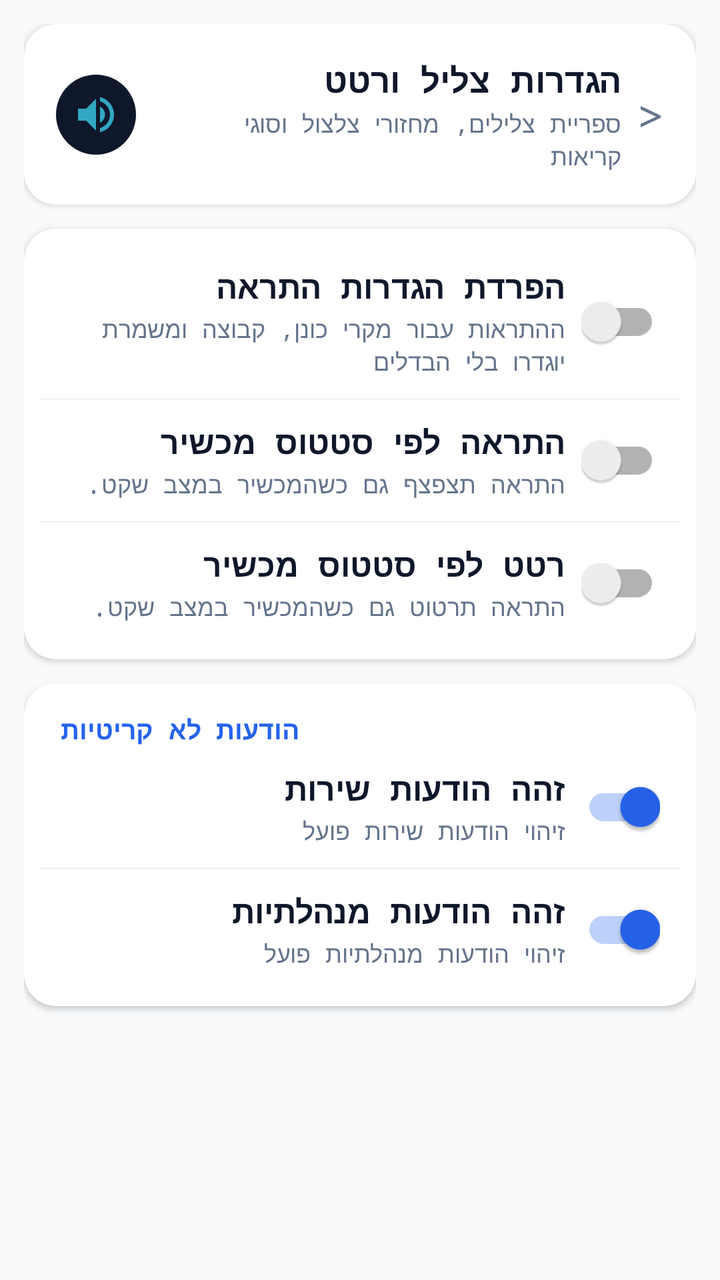
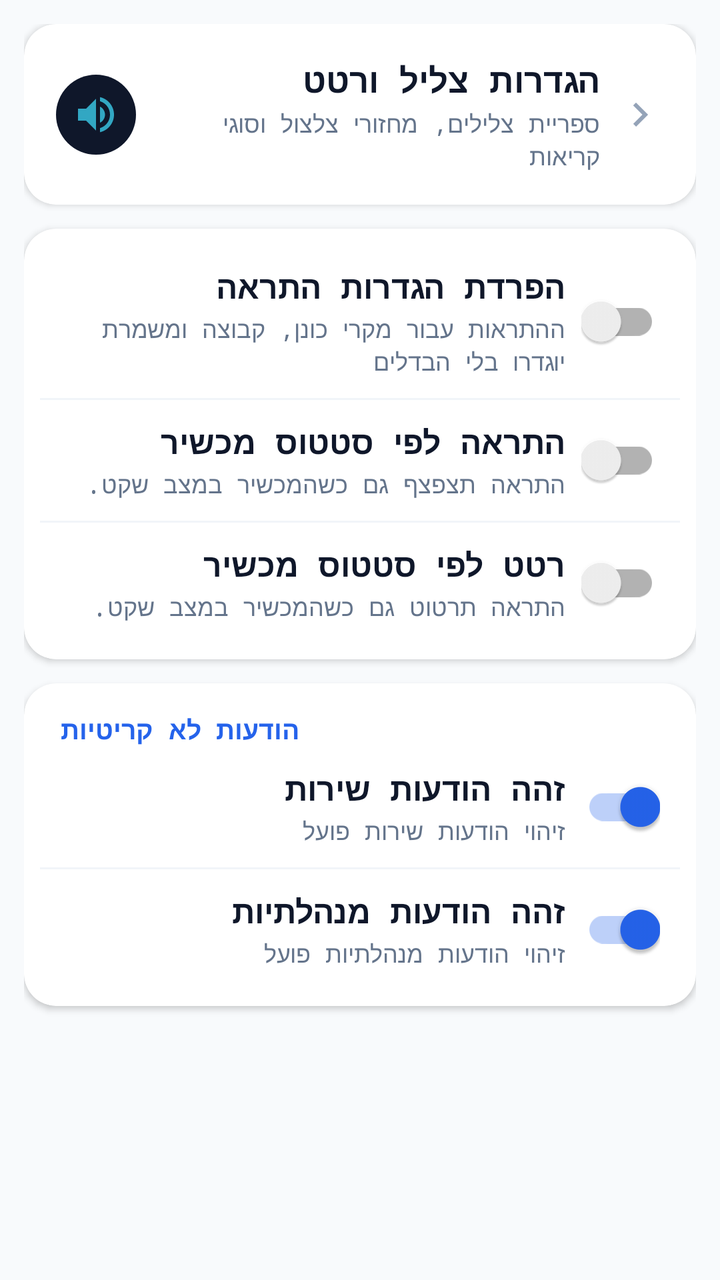

Two renders of the same Android screen: before a commit and after it. Below are the layout's source before the change and the commit's diff.
<!-- AndroidManifest.xml: application theme AppTheme -->
<!-- res/layout/settings_notifications.xml -->
<?xml version="1.0" encoding="utf-8"?>
<androidx.core.widget.NestedScrollView xmlns:android="http://schemas.android.com/apk/res/android"
    xmlns:app="http://schemas.android.com/apk/res-auto"
    android:layout_width="match_parent"
    android:layout_height="match_parent"
    android:background="@color/colorBackground"
    android:fillViewport="true"
    app:layout_behavior="com.google.android.material.appbar.AppBarLayout$ScrollingViewBehavior">

    <LinearLayout
        android:layout_width="match_parent"
        android:layout_height="wrap_content"
        android:orientation="vertical"
        android:padding="12dp">

        
        <androidx.cardview.widget.CardView
            android:id="@+id/sound_vib_card"
            android:layout_width="match_parent"
            android:layout_height="wrap_content"
            android:layout_marginBottom="12dp"
            android:clickable="true"
            android:focusable="true"
            android:foreground="?attr/selectableItemBackground"
            app:cardBackgroundColor="@color/White"
            app:cardCornerRadius="16dp"
            app:cardElevation="2dp"
            app:cardUseCompatPadding="false">

            <androidx.constraintlayout.widget.ConstraintLayout
                android:layout_width="match_parent"
                android:layout_height="wrap_content"
                android:padding="16dp">

                <ImageView
                    android:id="@+id/iv_sound_vib_icon"
                    android:layout_width="40dp"
                    android:layout_height="40dp"
                    android:background="@drawable/shape_play_btn_bg"
                    android:padding="8dp"
                    android:src="@drawable/ic_sound_on"
                    app:layout_constraintBottom_toBottomOf="parent"
                    app:layout_constraintStart_toStartOf="parent"
                    app:layout_constraintTop_toTopOf="parent"
                    app:tint="@color/White" />

                <TextView
                    android:id="@+id/tools_tv"
                    android:layout_width="0dp"
                    android:layout_height="wrap_content"
                    android:layout_marginStart="12dp"
                    android:layout_marginEnd="8dp"
                    android:text="@string/pref_header_sound_and_vib"
                    android:textColor="@color/textColorPrimary"
                    android:textSize="17sp"
                    android:textStyle="bold"
                    app:layout_constraintBottom_toTopOf="@+id/tv_sound_vib_sub"
                    app:layout_constraintEnd_toStartOf="@+id/tools_arrow_tv"
                    app:layout_constraintStart_toEndOf="@+id/iv_sound_vib_icon"
                    app:layout_constraintTop_toTopOf="parent" />

                <TextView
                    android:id="@+id/tv_sound_vib_sub"
                    android:layout_width="0dp"
                    android:layout_height="wrap_content"
                    android:layout_marginStart="12dp"
                    android:layout_marginTop="2dp"
                    android:layout_marginEnd="8dp"
                    android:text="ספריית צלילים, מחזורי צלצול וסוגי קריאות"
                    android:textColor="@color/textColorSecondary"
                    android:textSize="12sp"
                    app:layout_constraintBottom_toBottomOf="parent"
                    app:layout_constraintEnd_toStartOf="@+id/tools_arrow_tv"
                    app:layout_constraintStart_toEndOf="@+id/iv_sound_vib_icon"
                    app:layout_constraintTop_toBottomOf="@+id/tools_tv" />

                <TextView
                    android:id="@+id/tools_arrow_tv"
                    android:layout_width="wrap_content"
                    android:layout_height="wrap_content"
                    android:text="&gt;"
                    android:textColor="@color/textColorSecondary"
                    android:textSize="22sp"
                    app:layout_constraintBottom_toBottomOf="parent"
                    app:layout_constraintEnd_toEndOf="parent"
                    app:layout_constraintTop_toTopOf="parent" />
            </androidx.constraintlayout.widget.ConstraintLayout>
        </androidx.cardview.widget.CardView>

        
        <androidx.cardview.widget.CardView
            android:layout_width="match_parent"
            android:layout_height="wrap_content"
            android:layout_marginBottom="12dp"
            app:cardBackgroundColor="@color/White"
            app:cardCornerRadius="16dp"
            app:cardElevation="2dp"
            app:cardUseCompatPadding="false">

            <LinearLayout
                android:layout_width="match_parent"
                android:layout_height="wrap_content"
                android:orientation="vertical"
                android:padding="8dp">

                
                <androidx.constraintlayout.widget.ConstraintLayout
                    android:id="@+id/cutA_pref"
                    android:layout_width="match_parent"
                    android:layout_height="wrap_content"
                    android:clickable="true"
                    android:focusable="true"
                    android:foreground="?attr/selectableItemBackground"
                    android:padding="10dp">

                    <TextView
                        android:id="@+id/cutA_Title"
                        android:layout_width="0dp"
                        android:layout_height="wrap_content"
                        android:layout_marginEnd="8dp"
                        android:text="@string/pref_title_cutA"
                        android:textColor="@color/textColorPrimary"
                        android:textSize="16sp"
                        android:textStyle="bold"
                        app:layout_constraintEnd_toStartOf="@+id/cutAlarm"
                        app:layout_constraintStart_toStartOf="parent"
                        app:layout_constraintTop_toTopOf="parent" />

                    <TextView
                        android:id="@+id/cutA_Desc"
                        android:layout_width="0dp"
                        android:layout_height="wrap_content"
                        android:layout_marginTop="2dp"
                        android:layout_marginEnd="8dp"
                        android:text="@string/pref_description_cutA_off"
                        android:textColor="@color/textColorSecondary"
                        android:textSize="12sp"
                        app:layout_constraintEnd_toStartOf="@+id/cutAlarm"
                        app:layout_constraintStart_toStartOf="parent"
                        app:layout_constraintTop_toBottomOf="@+id/cutA_Title" />

                    <androidx.appcompat.widget.SwitchCompat
                        android:id="@+id/cutAlarm"
                        android:layout_width="wrap_content"
                        android:layout_height="wrap_content"
                        android:clickable="false"
                        app:layout_constraintBottom_toBottomOf="parent"
                        app:layout_constraintEnd_toEndOf="parent"
                        app:layout_constraintTop_toTopOf="parent" />
                </androidx.constraintlayout.widget.ConstraintLayout>

                <View
                    android:layout_width="match_parent"
                    android:layout_height="1dp"
                    android:background="#F1F5F9" />

                
                <androidx.constraintlayout.widget.ConstraintLayout
                    android:id="@+id/stat_pref"
                    android:layout_width="match_parent"
                    android:layout_height="wrap_content"
                    android:clickable="true"
                    android:focusable="true"
                    android:foreground="?attr/selectableItemBackground"
                    android:padding="10dp">

                    <TextView
                        android:id="@+id/stat_Title"
                        android:layout_width="0dp"
                        android:layout_height="wrap_content"
                        android:layout_marginEnd="8dp"
                        android:text="@string/pref_title_state"
                        android:textColor="@color/textColorPrimary"
                        android:textSize="16sp"
                        android:textStyle="bold"
                        app:layout_constraintEnd_toStartOf="@+id/stat"
                        app:layout_constraintStart_toStartOf="parent"
                        app:layout_constraintTop_toTopOf="parent" />

                    <TextView
                        android:id="@+id/stat_Desc"
                        android:layout_width="0dp"
                        android:layout_height="wrap_content"
                        android:layout_marginTop="2dp"
                        android:layout_marginEnd="8dp"
                        android:text="@string/pref_description_state_off"
                        android:textColor="@color/textColorSecondary"
                        android:textSize="12sp"
                        app:layout_constraintEnd_toStartOf="@+id/stat"
                        app:layout_constraintStart_toStartOf="parent"
                        app:layout_constraintTop_toBottomOf="@+id/stat_Title" />

                    <androidx.appcompat.widget.SwitchCompat
                        android:id="@+id/stat"
                        android:layout_width="wrap_content"
                        android:layout_height="wrap_content"
                        android:clickable="false"
                        app:layout_constraintBottom_toBottomOf="parent"
                        app:layout_constraintEnd_toEndOf="parent"
                        app:layout_constraintTop_toTopOf="parent" />
                </androidx.constraintlayout.widget.ConstraintLayout>

                <View
                    android:layout_width="match_parent"
                    android:layout_height="1dp"
                    android:background="#F1F5F9" />

                
                <androidx.constraintlayout.widget.ConstraintLayout
                    android:id="@+id/statVib_pref"
                    android:layout_width="match_parent"
                    android:layout_height="wrap_content"
                    android:clickable="true"
                    android:focusable="true"
                    android:foreground="?attr/selectableItemBackground"
                    android:padding="10dp">

                    <TextView
                        android:id="@+id/statVib_Title"
                        android:layout_width="0dp"
                        android:layout_height="wrap_content"
                        android:layout_marginEnd="8dp"
                        android:text="@string/pref_title_stateVib"
                        android:textColor="@color/textColorPrimary"
                        android:textSize="16sp"
                        android:textStyle="bold"
                        app:layout_constraintEnd_toStartOf="@+id/statVib"
                        app:layout_constraintStart_toStartOf="parent"
                        app:layout_constraintTop_toTopOf="parent" />

                    <TextView
                        android:id="@+id/statVib_Desc"
                        android:layout_width="0dp"
                        android:layout_height="wrap_content"
                        android:layout_marginTop="2dp"
                        android:layout_marginEnd="8dp"
                        android:text="@string/pref_description_stateVib_off"
                        android:textColor="@color/textColorSecondary"
                        android:textSize="12sp"
                        app:layout_constraintEnd_toStartOf="@+id/statVib"
                        app:layout_constraintStart_toStartOf="parent"
                        app:layout_constraintTop_toBottomOf="@+id/statVib_Title" />

                    <androidx.appcompat.widget.SwitchCompat
                        android:id="@+id/statVib"
                        android:layout_width="wrap_content"
                        android:layout_height="wrap_content"
                        android:clickable="false"
                        app:layout_constraintBottom_toBottomOf="parent"
                        app:layout_constraintEnd_toEndOf="parent"
                        app:layout_constraintTop_toTopOf="parent" />
                </androidx.constraintlayout.widget.ConstraintLayout>
            </LinearLayout>
        </androidx.cardview.widget.CardView>

        
        <androidx.cardview.widget.CardView
            android:layout_width="match_parent"
            android:layout_height="wrap_content"
            android:layout_marginBottom="16dp"
            app:cardBackgroundColor="@color/White"
            app:cardCornerRadius="16dp"
            app:cardElevation="2dp"
            app:cardUseCompatPadding="false">

            <LinearLayout
                android:layout_width="match_parent"
                android:layout_height="wrap_content"
                android:orientation="vertical"
                android:padding="8dp">

                <TextView
                    android:layout_width="wrap_content"
                    android:layout_height="wrap_content"
                    android:paddingStart="10dp"
                    android:paddingTop="6dp"
                    android:paddingEnd="10dp"
                    android:text="@string/title_low_calls"
                    android:textColor="@color/ColorAqua"
                    android:textSize="13sp"
                    android:textStyle="bold" />

                
                <androidx.constraintlayout.widget.ConstraintLayout
                    android:id="@+id/T6_pref"
                    android:layout_width="match_parent"
                    android:layout_height="wrap_content"
                    android:clickable="true"
                    android:focusable="true"
                    android:foreground="?attr/selectableItemBackground"
                    android:padding="10dp">

                    <TextView
                        android:id="@+id/T6_Title"
                        android:layout_width="0dp"
                        android:layout_height="wrap_content"
                        android:layout_marginEnd="8dp"
                        android:text="@string/findT6"
                        android:textColor="@color/textColorPrimary"
                        android:textSize="16sp"
                        android:textStyle="bold"
                        app:layout_constraintEnd_toStartOf="@+id/T6"
                        app:layout_constraintStart_toStartOf="parent"
                        app:layout_constraintTop_toTopOf="parent" />

                    <TextView
                        android:id="@+id/T6_Desc"
                        android:layout_width="0dp"
                        android:layout_height="wrap_content"
                        android:layout_marginTop="2dp"
                        android:layout_marginEnd="8dp"
                        android:text="@string/findT6_on"
                        android:textColor="@color/textColorSecondary"
                        android:textSize="12sp"
                        app:layout_constraintEnd_toStartOf="@+id/T6"
                        app:layout_constraintStart_toStartOf="parent"
                        app:layout_constraintTop_toBottomOf="@+id/T6_Title" />

                    <androidx.appcompat.widget.SwitchCompat
                        android:id="@+id/T6"
                        android:layout_width="wrap_content"
                        android:layout_height="wrap_content"
                        android:checked="true"
                        android:clickable="false"
                        app:layout_constraintBottom_toBottomOf="parent"
                        app:layout_constraintEnd_toEndOf="parent"
                        app:layout_constraintTop_toTopOf="parent" />
                </androidx.constraintlayout.widget.ConstraintLayout>

                <View
                    android:layout_width="match_parent"
                    android:layout_height="1dp"
                    android:background="#F1F5F9" />

                
                <androidx.constraintlayout.widget.ConstraintLayout
                    android:id="@+id/findT4_pref"
                    android:layout_width="match_parent"
                    android:layout_height="wrap_content"
                    android:clickable="true"
                    android:focusable="true"
                    android:foreground="?attr/selectableItemBackground"
                    android:padding="10dp">

                    <TextView
                        android:id="@+id/findT4_Title"
                        android:layout_width="0dp"
                        android:layout_height="wrap_content"
                        android:layout_marginEnd="8dp"
                        android:text="@string/findT4"
                        android:textColor="@color/textColorPrimary"
                        android:textSize="16sp"
                        android:textStyle="bold"
                        app:layout_constraintEnd_toStartOf="@+id/findT4"
                        app:layout_constraintStart_toStartOf="parent"
                        app:layout_constraintTop_toTopOf="parent" />

                    <TextView
                        android:id="@+id/findT4_Desc"
                        android:layout_width="0dp"
                        android:layout_height="wrap_content"
                        android:layout_marginTop="2dp"
                        android:layout_marginEnd="8dp"
                        android:text="@string/findT4_on"
                        android:textColor="@color/textColorSecondary"
                        android:textSize="12sp"
                        app:layout_constraintEnd_toStartOf="@+id/findT4"
                        app:layout_constraintStart_toStartOf="parent"
                        app:layout_constraintTop_toBottomOf="@+id/findT4_Title" />

                    <androidx.appcompat.widget.SwitchCompat
                        android:id="@+id/findT4"
                        android:layout_width="wrap_content"
                        android:layout_height="wrap_content"
                        android:checked="true"
                        android:clickable="false"
                        app:layout_constraintBottom_toBottomOf="parent"
                        app:layout_constraintEnd_toEndOf="parent"
                        app:layout_constraintTop_toTopOf="parent" />
                </androidx.constraintlayout.widget.ConstraintLayout>
            </LinearLayout>
        </androidx.cardview.widget.CardView>
    </LinearLayout>
</androidx.core.widget.NestedScrollView>
<!-- resources referenced by this layout -->
<resources>
  <color name="ColorAqua">#2563EB</color>
  <color name="White">#FFFFFF</color>
  <color name="colorBackground">#F8FAFC</color>
  <color name="textColorPrimary">#0F172A</color>
  <color name="textColorSecondary">#64748B</color>
  <!-- drawable ic_sound_on (drawable) -->
  <?xml version="1.0" encoding="utf-8"?>
  <vector xmlns:android="http://schemas.android.com/apk/res/android"
      android:width="24dp"
      android:height="24dp"
      android:viewportWidth="24"
      android:viewportHeight="24">
      <path
          android:fillColor="#32a7c3"
          android:pathData="M3,9v6h4l5,5V4L7,9H3zm13.5,3c0,-1.77 -1.02,-3.29 -2.5,-4.03v8.05c1.48,-0.73 2.5,-2.25 2.5,-4.02zM14,3.23v2.06c2.89,0.86 5,3.54 5,6.71s-2.11,5.85 -5,6.71v2.06c4.01,-0.91 7,-4.49 7,-8.77s-2.99,-7.86 -7,-8.77z" />
  </vector>
  <!-- drawable shape_play_btn_bg (drawable) -->
  <?xml version="1.0" encoding="utf-8"?>
  <shape xmlns:android="http://schemas.android.com/apk/res/android"
      android:shape="oval">
      <solid android:color="@color/ColorPrimary" />
  </shape>
  <string name="findT4">זהה הודעות מנהלתיות</string>
  <string name="findT4_on">זיהוי הודעות מנהלתיות פועל</string>
  <string name="findT6">זהה הודעות שירות</string>
  <string name="findT6_on">זיהוי הודעות שירות פועל</string>
  <string name="pref_description_cutA_off">ההתראות עבור מקרי כונן, קבוצה ומשמרת יוגדרו בלי הבדלים</string>
  <string name="pref_description_stateVib_off">התראה תרטוט גם כשהמכשיר במצב שקט.</string>
  <string name="pref_description_state_off">התראה תצפצף גם כשהמכשיר במצב שקט.</string>
  <string name="pref_header_sound_and_vib">הגדרות צליל ורטט</string>
  <string name="pref_title_cutA">הפרדת הגדרות התראה</string>
  <string name="pref_title_state">התראה לפי סטטוס מכשיר</string>
  <string name="pref_title_stateVib">רטט לפי סטטוס מכשיר</string>
  <string name="title_low_calls">הודעות לא קריטיות</string>
  <color name="ColorPrimary">#0F172A</color>
  <color name="ColorRedDark">#991B1B</color>
  <color name="ColorBlue">#981E293B</color>
  <style name="FButton" parent="Widget.AppCompat.Button">
          <item name="android:textColor">@color/White</item>
      </style>
  <color name="Black">#000000</color>
  <color name="materialGrey300">#ffe0e0e0</color>
  <color name="ColorPrimaryDark">#020617</color>
  <!-- unchanged entries left out for length: 2 -->
</resources>

<!-- the commit's change to res/layout/settings_notifications.xml (unified diff, before → after) -->
@@ -66,7 +66,7 @@
                     android:layout_marginStart="12dp"
                     android:layout_marginTop="2dp"
                     android:layout_marginEnd="8dp"
-                    android:text="ספריית צלילים, מחזורי צלצול וסוגי קריאות"
+                    android:text="@string/sound_vib_card_sub"
                     android:textColor="@color/textColorSecondary"
                     android:textSize="12sp"
                     app:layout_constraintBottom_toBottomOf="parent"
@@ -74,13 +74,11 @@
                     app:layout_constraintStart_toEndOf="@+id/iv_sound_vib_icon"
                     app:layout_constraintTop_toBottomOf="@+id/tools_tv" />
 
-                <TextView
+                <ImageView
                     android:id="@+id/tools_arrow_tv"
-                    android:layout_width="wrap_content"
-                    android:layout_height="wrap_content"
-                    android:text="&gt;"
-                    android:textColor="@color/textColorSecondary"
-                    android:textSize="22sp"
+                    android:layout_width="24dp"
+                    android:layout_height="24dp"
+                    android:src="@drawable/ic_chevron_forward"
                     app:layout_constraintBottom_toBottomOf="parent"
                     app:layout_constraintEnd_toEndOf="parent"
                     app:layout_constraintTop_toTopOf="parent" />
<!-- resource entries referenced after the edit -->
@@ -5,6 +5,17 @@
   <color name="colorBackground">#F8FAFC</color>
   <color name="textColorPrimary">#0F172A</color>
   <color name="textColorSecondary">#64748B</color>
+  <!-- drawable ic_chevron_forward (drawable) -->
+  <vector xmlns:android="http://schemas.android.com/apk/res/android"
+      android:width="24dp"
+      android:height="24dp"
+      android:autoMirrored="true"
+      android:viewportWidth="24"
+      android:viewportHeight="24">
+      <path
+          android:fillColor="#94A3B8"
+          android:pathData="M8.59,16.59L13.17,12 8.59,7.41 10,6l6,6 -6,6 -1.41,-1.41z"/>
+  </vector>
   <!-- drawable ic_sound_on (drawable) -->
   <?xml version="1.0" encoding="utf-8"?>
   <vector xmlns:android="http://schemas.android.com/apk/res/android"
@@ -33,6 +44,7 @@
   <string name="pref_title_cutA">הפרדת הגדרות התראה</string>
   <string name="pref_title_state">התראה לפי סטטוס מכשיר</string>
   <string name="pref_title_stateVib">רטט לפי סטטוס מכשיר</string>
+  <string name="sound_vib_card_sub">ספריית צלילים, מחזורי צלצול וסוגי קריאות</string>
   <string name="title_low_calls">הודעות לא קריטיות</string>
   <color name="ColorPrimary">#0F172A</color>
   <color name="ColorRedDark">#991B1B</color>
